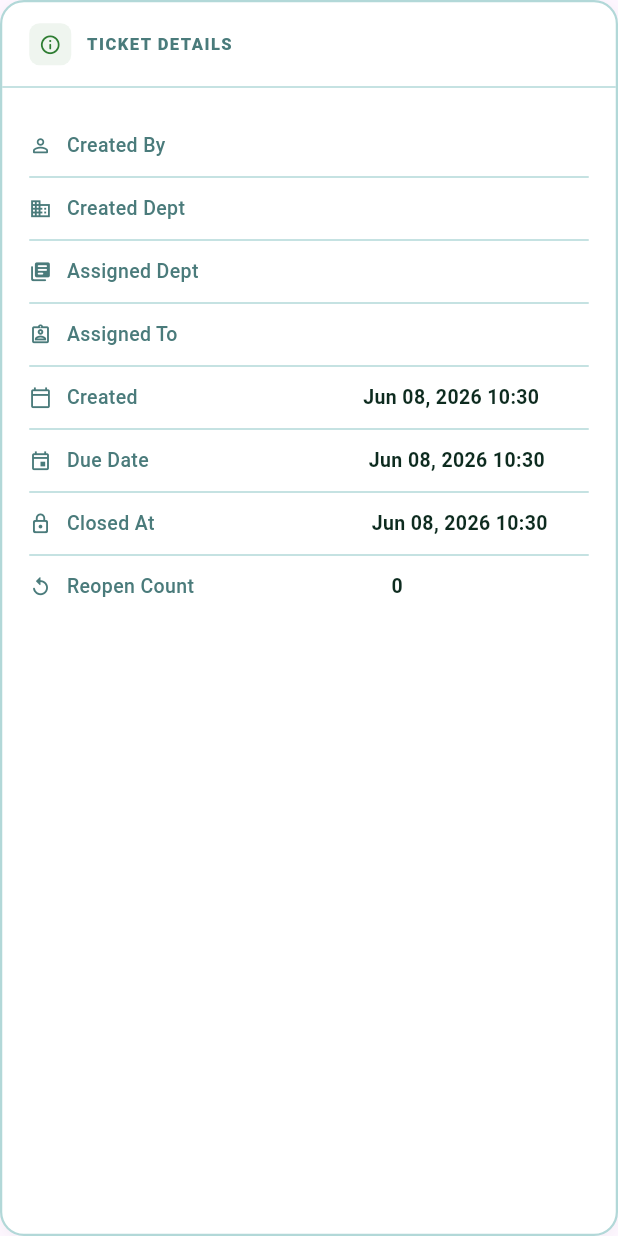
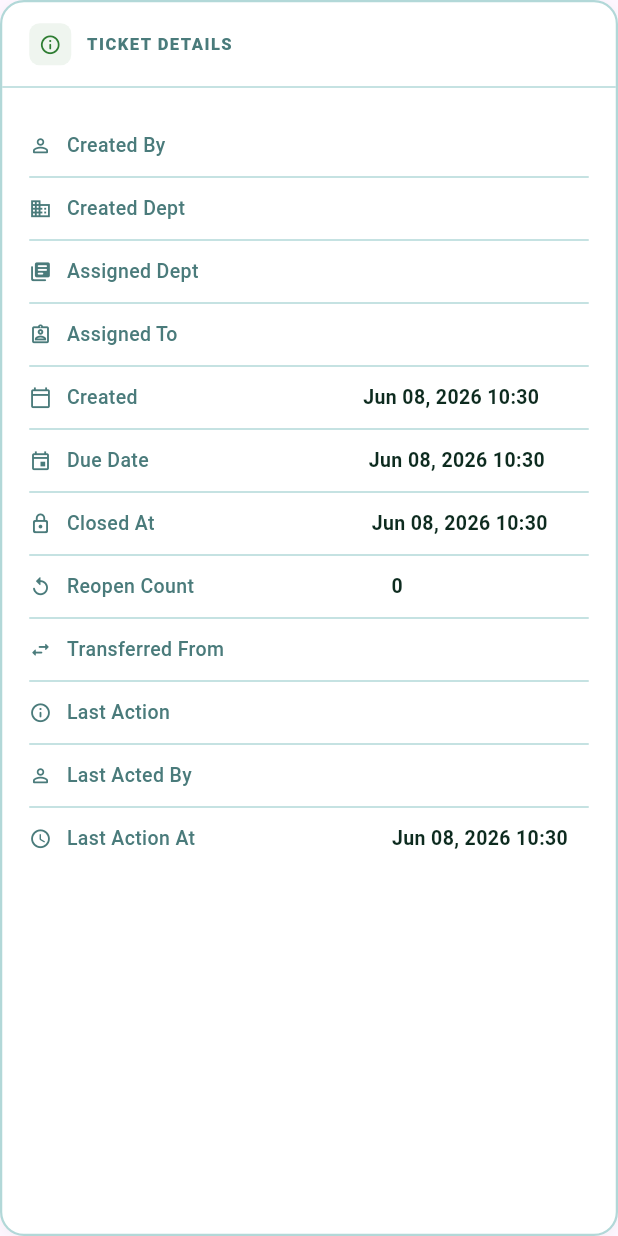
Before and after one commit to ninja00707/tasknest, a Flutter app: the _DetailsCard widget shown alone on an empty page, opened directly with empty values, on a phone screen of 412 x 824 dp. Run offline on Flutter 3.47's test engine with Material 3 defaults, Android fonts, the light colour scheme and no system bars; our stand-ins replace dio, equatable, flutter_bloc, go_router, shared_preferences, socket_io_client and 1 more; accounts and stored records are empty.

Commit message:
Pagination , Realtime Db , Ticket Deails Working perfectly

```diff
--- a/lib/presentation/dashboard/bloc/dashboard_event.dart
+++ b/lib/presentation/dashboard/bloc/dashboard_event.dart
@@ -8,7 +8,12 @@ abstract class DashboardEvent extends Equatable {
   List<Object?> get props => [];
 }
 
-class LoadDashboard extends DashboardEvent {}
+class LoadDashboard extends DashboardEvent {
+  final int page;
+  LoadDashboard({this.page = 1});
+  @override
+  List<Object?> get props => [page];
+}
 
 class LoadEmployeesForDept extends DashboardEvent {
   final int deptId;
--- a/lib/presentation/dashboard/bloc/dashboard_state.dart
+++ b/lib/presentation/dashboard/bloc/dashboard_state.dart
@@ -24,6 +24,8 @@ class DashboardLoaded extends DashboardState {
   final String? filterPriority;
   final int selectedIndex;
   final int unreadNotificationCount;
+  final int currentPage;
+  final int totalPages;
 
   DashboardLoaded({
     required this.stats,
@@ -35,6 +37,8 @@ class DashboardLoaded extends DashboardState {
     this.filterPriority,
     this.selectedIndex = 0,
     this.unreadNotificationCount = 0,
+    this.currentPage = 1,
+    this.totalPages = 1,
   });
 
   DashboardLoaded copyWith({
@@ -47,6 +51,8 @@ class DashboardLoaded extends DashboardState {
     String? filterPriority,
     int? selectedIndex,
     int? unreadNotificationCount,
+    int? currentPage,
+    int? totalPages,
   }) {
     return DashboardLoaded(
       stats: stats ?? this.stats,
@@ -58,6 +64,8 @@ class DashboardLoaded extends DashboardState {
       filterPriority: filterPriority ?? this.filterPriority,
       selectedIndex: selectedIndex ?? this.selectedIndex,
       unreadNotificationCount: unreadNotificationCount ?? this.unreadNotificationCount,
+      currentPage: currentPage ?? this.currentPage,
+      totalPages: totalPages ?? this.totalPages,
     );
   }
 
@@ -72,6 +80,8 @@ class DashboardLoaded extends DashboardState {
     filterPriority,
     selectedIndex,
     unreadNotificationCount,
+    currentPage,
+    totalPages,
   ];
 }
 
--- a/lib/presentation/dashboard/widgets/dashboard_view.dart
+++ b/lib/presentation/dashboard/widgets/dashboard_view.dart
@@ -197,7 +197,7 @@ class _TopBar extends StatelessWidget {
           icon: Icons.refresh_rounded,
           label: isWide ? 'Refresh' : null,
           color: ThemeColors.unifiedPrimary,
-          onTap: () => context.read<DashboardBloc>().add(LoadDashboard()),
+          onTap: () => context.read<DashboardBloc>().add(LoadDashboard(page: 1)),
         ),
         const SizedBox(width: 8),
         _ActionButton(
--- a/lib/presentation/dashboard/widgets/ticket_view/ticket_detail_screen.dart
+++ b/lib/presentation/dashboard/widgets/ticket_view/ticket_detail_screen.dart
@@ -852,8 +852,33 @@ class _DetailsCard extends StatelessWidget {
             icon: Icons.replay_rounded,
             label: 'Reopen Count',
             value: '${ticket.reopenCount}',
-            isLast: true,
-          ),
+          ),
+          if (ticket.transferredFromCode != null &&
+              ticket.transferredFromCode != 'None')
+            _DetailRow(
+              icon: Icons.swap_horiz_rounded,
+              label: 'Transferred From',
+              value: ticket.transferredFromCode!,
+            ),
+          if (ticket.lastAction != null)
+            _DetailRow(
+              icon: Icons.info_outline_rounded,
+              label: 'Last Action',
+              value: ticket.lastAction!,
+            ),
+          if (ticket.lastActedByName != null)
+            _DetailRow(
+              icon: Icons.person_outline_rounded,
+              label: 'Last Acted By',
+              value: ticket.lastActedByName!,
+            ),
+          if (ticket.lastUpdatedAt != null)
+            _DetailRow(
+              icon: Icons.schedule_rounded,
+              label: 'Last Action At',
+              value: CommonDateFormat.formatDateTime(ticket.lastUpdatedAt!),
+              isLast: true,
+            ),
         ],
       ),
     );
```
Also changed, not shown: lib/data/datasource/ticketdatasource/ticket_remote_data_source.dart (+8 -3 lines), lib/presentation/dashboard/bloc/dashboard_bloc.dart (+34 -17 lines), lib/presentation/dashboard/widgets/ticket_view/ticket_Listview.dart (+113 -8 lines), lib/presentation/dashboard/widgets/ticket_view/ticket_card.dart (+30 -32 lines), 3 other files.
